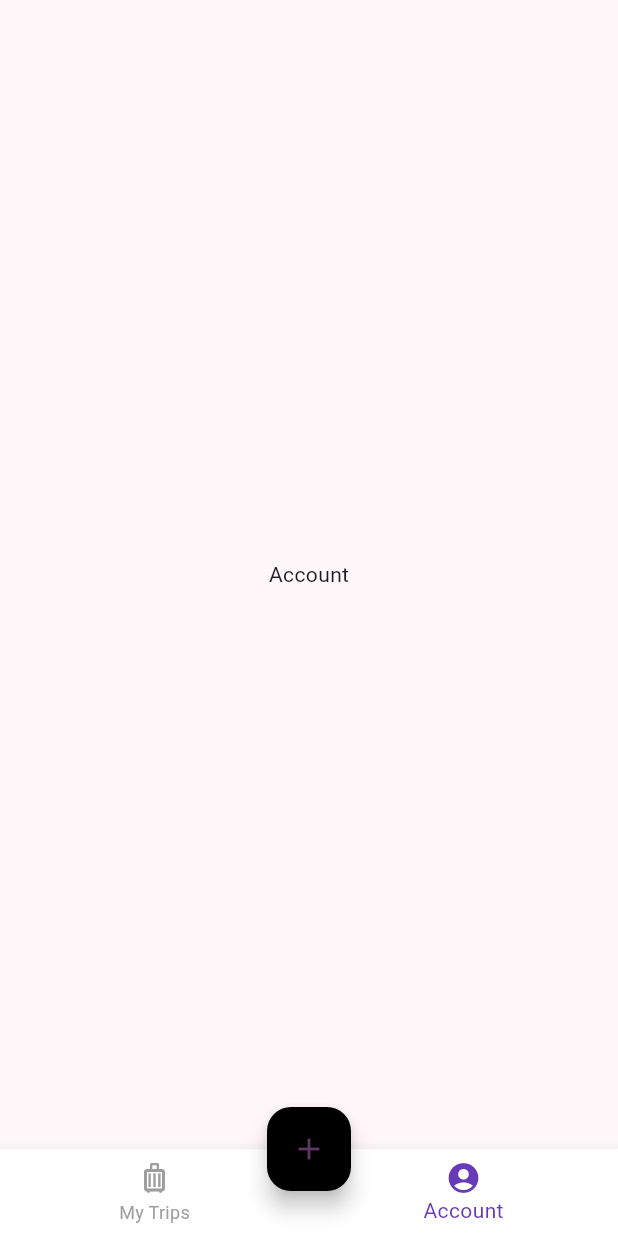
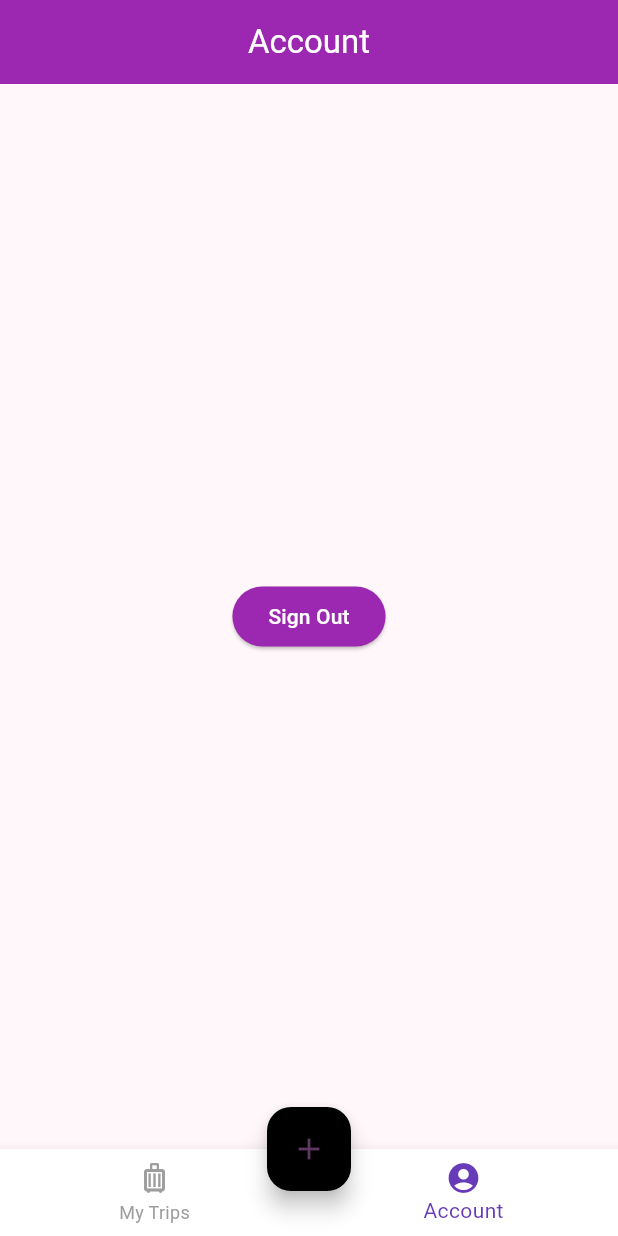
Before and after one commit to LimYuHeng-code/tripmate_app, a Flutter app: the HomeView screen opened directly, item 2 of the bottom bar chosen, on a phone screen of 412 x 824 dp. Run offline on Flutter 3.47's test engine with Material 3 defaults, Android fonts, the light colour scheme and no system bars; our stand-ins replace carousel_slider, cloud_firestore, firebase_auth, firebase_core, google_maps_flutter, google_sign_in and 1 more; accounts and stored records are empty.

Commit message:
Google Sign In

```diff
--- /dev/null
+++ b/lib/models/itinerary_mode.dart
@@ -0,0 +1,5 @@
+enum ItineraryMode {
+  create,
+  join,
+  viewOnly,
+}
--- a/lib/views/Trip_details_view.dart
+++ b/lib/views/Trip_details_view.dart
@@ -1,7 +1,7 @@
 import 'package:flutter/material.dart';
 import 'package:tripmate_app/views/itinerary_page_view.dart';
+import '../widgets/age_selector.dart';
 import '../viewmodels/input_page_viewmodel.dart';
-import '../widgets/age_selector.dart';
 
 class TripDetailsPageView extends StatefulWidget {
   final InputPageViewModel viewModel;
--- a/lib/views/home_page_view.dart
+++ b/lib/views/home_page_view.dart
@@ -1,9 +1,10 @@
 import 'package:flutter/material.dart';
 import 'package:tripmate_app/tabs/my_trips_tab.dart';
+import 'package:tripmate_app/views/login_page_view.dart';
 import 'package:tripmate_app/views/trip_action_view.dart';
 import '../viewmodels/home_viewmodel.dart';
 import 'package:tripmate_app/widgets/main_bottom_nav_bar.dart';
-
+import '../viewmodels/login_viewmodel.dart';
 
 class HomeView extends StatefulWidget {
   const HomeView({super.key});
@@ -14,6 +15,7 @@ class HomeView extends StatefulWidget {
 
 class _HomeViewState extends State<HomeView> {
   final HomeViewModel vm = HomeViewModel();
+  final LoginViewModel _loginViewModel = LoginViewModel();
   int _currentIndex = 0;
 
   late final List<Widget> _tabs;
@@ -21,15 +23,41 @@ class _HomeViewState extends State<HomeView> {
   @override
   void initState() {
     super.initState();
+
+    // Initialize Google Sign-In to be able to sign out
+    _loginViewModel.initGoogleSignIn(
+      serverClientId: "663903782058-8gdk4rdi3uelfqcbcioupntb6cbbotj9.apps.googleusercontent.com",
+    );
+
     _tabs = [
-      MyTripsTab(), // <-- use real MyTripsTab here
-      const Center(child: Text('Account')), // placeholder for account
+      MyTripsTab(),
+      // Account Tab with Sign Out Button
+      Center(
+        child: ElevatedButton(
+          onPressed: () async {
+            await _loginViewModel.signOut();
+            if (mounted) {
+              Navigator.pushAndRemoveUntil(
+                context,
+                MaterialPageRoute(builder: (_) => const LoginPage()),
+                (route) => false, // Remove all routes behind the login page
+              );
+            }
+          },
+          child: const Text('Sign Out'),
+        ),
+      ),
     ];
   }
 
   @override
   Widget build(BuildContext context) {
     return Scaffold(
+      appBar: AppBar(
+        title: Text(_currentIndex == 0 ? 'My Trips' : 'Account'),
+        automaticallyImplyLeading: false,
+        centerTitle: true,
+      ),
       body: _tabs[_currentIndex],
       floatingActionButton: FloatingActionButton(
         backgroundColor: Colors.black,
--- a/lib/widgets/save_trip_button.dart
+++ b/lib/widgets/save_trip_button.dart
@@ -17,7 +17,7 @@ class SaveTripButton extends StatelessWidget {
     return ElevatedButton.icon(
       onPressed: isSaved ? null : onPressed,
       icon: Icon(
-        isSaved ? Icons.check : Icons.bookmark_add,
+        isSaved ? Icons.check : Icons.save,
         size: compact ? 16 : 20,
       ),
       label: Text(
--- a/pubspec.yaml
+++ b/pubspec.yaml
@@ -22,10 +22,11 @@ dev_dependencies:
   flutter_polyline_points: ^3.1.0
   firebase_auth: ^6.1.4
   share_plus: ^12.0.1
-  google_sign_in: ^7.2.0
+  google_sign_in: ^6.3.0
   font_awesome_flutter: ^10.12.0
 
 flutter:
   uses-material-design: true
   assets:
     - assets/travel.png
+    - assets/google-icon.png
```
Also changed, not shown: lib/models/itinerary_model.dart (+18 -5 lines), lib/services/my_trips_service.dart (+21 -0 lines), lib/viewmodels/login_viewmodel.dart (+47 -18 lines), lib/views/login_page_view.dart (+17 -6 lines), lib/views/itinerary_page_view.dart (line endings or trailing spaces), pubspec.lock.
